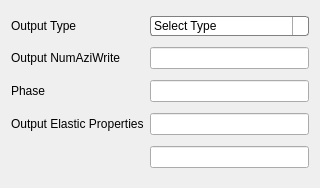
Before: the Qt Designer form Widgets/Output_Widget.ui in ExperimentalMineralPhysics/Continuous-Peak-Fit, drawn with Qt 5.
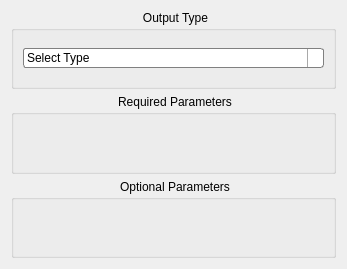
After: the same form once the commit is applied. Icons and pictures are not drawn.

Commit message: Change output tab layout to support dynamic widgets

```diff
--- a/Widgets/Output_Widget.ui
+++ b/Widgets/Output_Widget.ui
@@ -6,18 +6,68 @@
    <rect>
     <x>0</x>
     <y>0</y>
-    <width>218</width>
-    <height>188</height>
+    <width>347</width>
+    <height>269</height>
    </rect>
   </property>
   <property name="windowTitle">
    <string>Form</string>
   </property>
   <layout class="QGridLayout" name="gridLayout">
-   <item row="1" column="1">
-    <widget class="QLineEdit" name="Output_NumAziWrite"/>
+   <item row="1" column="0" colspan="2">
+    <widget class="QGroupBox" name="groupBox">
+     <property name="styleSheet">
+      <string notr="true">
+QGroupBox::title {
+    subcontrol-origin: margin;
+    subcontrol-position: top center; /* position at the top center */
+    padding: 0 3px;
+    background-color: qlineargradient(x1: 0, y1: 0, x2: 0, y2: 1,
+                                      stop: 0 #FF0ECE, stop: 1 #FFFFFF);
+}</string>
+     </property>
+     <property name="title">
+      <string>Required Parameters</string>
+     </property>
+     <layout class="QGridLayout" name="gridLayout_3"/>
+    </widget>
    </item>
-   <item row="0" column="1">
+   <item row="2" column="0" colspan="2">
+    <widget class="QGroupBox" name="groupBox_2">
+     <property name="styleSheet">
+      <string notr="true">
+QGroupBox::title {
+    subcontrol-origin: margin;
+    subcontrol-position: top center; /* position at the top center */
+    padding: 0 3px;
+    background-color: qlineargradient(x1: 0, y1: 0, x2: 0, y2: 1,
+                                      stop: 0 #FF0ECE, stop: 1 #FFFFFF);
+}</string>
+     </property>
+     <property name="title">
+      <string>Optional Parameters</string>
+     </property>
+     <layout class="QGridLayout" name="gridLayout_2"/>
+    </widget>
+   </item>
+   <item row="0" column="0" colspan="2">
+    <widget class="QGroupBox" name="groupBox_3">
+     <property name="styleSheet">
+      <string notr="true">
+
+QGroupBox::title {
+    subcontrol-origin: margin;
+    subcontrol-position: top center; /* position at the top center */
+    padding: 0 3px;
+    background-color: qlineargradient(x1: 0, y1: 0, x2: 0, y2: 1,
+                                      stop: 0 #FF0ECE, stop: 1 #FFFFFF);
+}</string>
+     </property>
+     <property name="title">
+      <string>Output Type</string>
+     </property>
+     <layout class="QGridLayout" name="gridLayout_4">
+      <item row="0" column="0">
     <widget class="QComboBox" name="Output_Type_comboBox">
      <property name="styleSheet">
       <string notr="true">QComboBox {
@@ -102,43 +152,9 @@
      </item>
     </widget>
    </item>
-   <item row="1" column="0">
-    <widget class="QLabel" name="label_2">
-     <property name="text">
-      <string>Output NumAziWrite</string>
-     </property>
+     </layout>
     </widget>
    </item>
-   <item row="2" column="0">
-    <widget class="QLabel" name="label_3">
-     <property name="text">
-      <string>Phase</string>
-     </property>
-    </widget>
-   </item>
-   <item row="0" column="0">
-    <widget class="QLabel" name="label">
-     <property name="text">
-      <string>Output Type</string>
-     </property>
-    </widget>
-   </item>
-   <item row="3" column="1">
-    <widget class="QLineEdit" name="Output_Elastic_Properties"/>
-   </item>
-   <item row="2" column="1">
-    <widget class="QLineEdit" name="Phase_Output"/>
-   </item>
-   <item row="3" column="0">
-    <widget class="QLabel" name="label_4">
-     <property name="text">
-      <string>Output Elastic Properties</string>
-     </property>
-    </widget>
-   </item>
-   <item row="4" column="1">
-    <widget class="QLineEdit" name="datafile_directory"/>
-   </item>
   </layout>
  </widget>
  <resources/>
```
Lines whose indentation alone changed are shown as unchanged.
